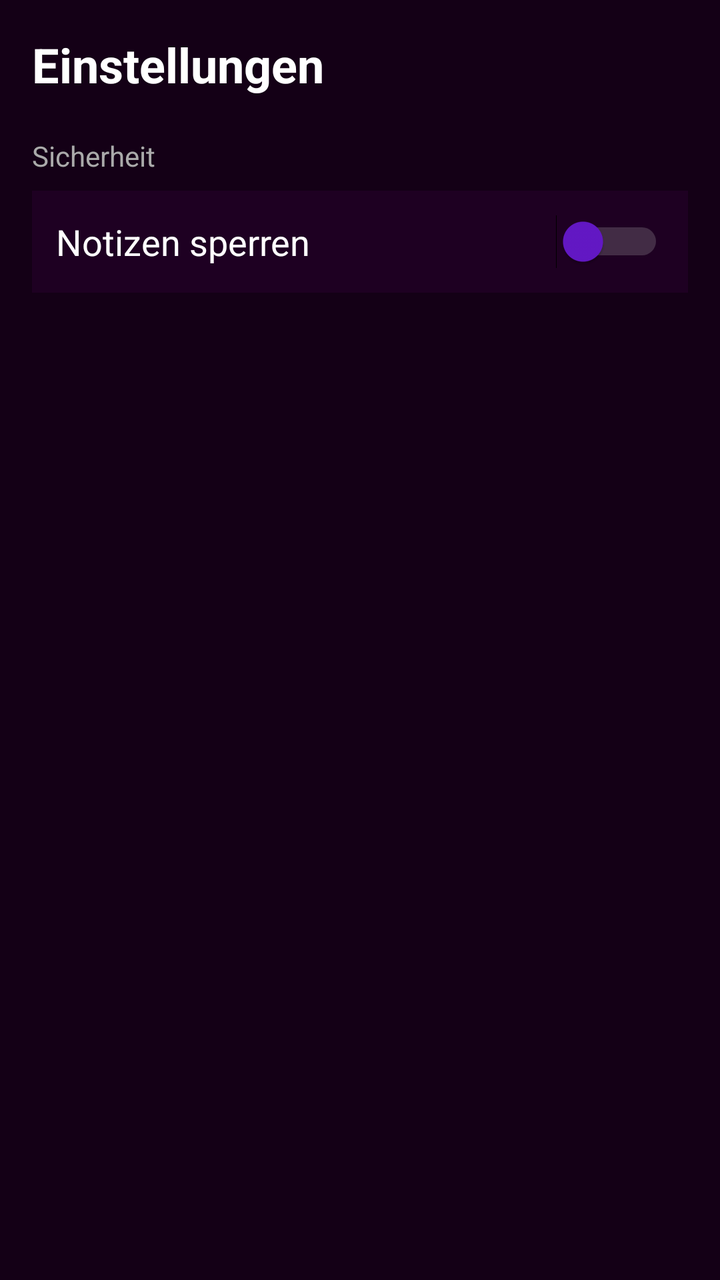
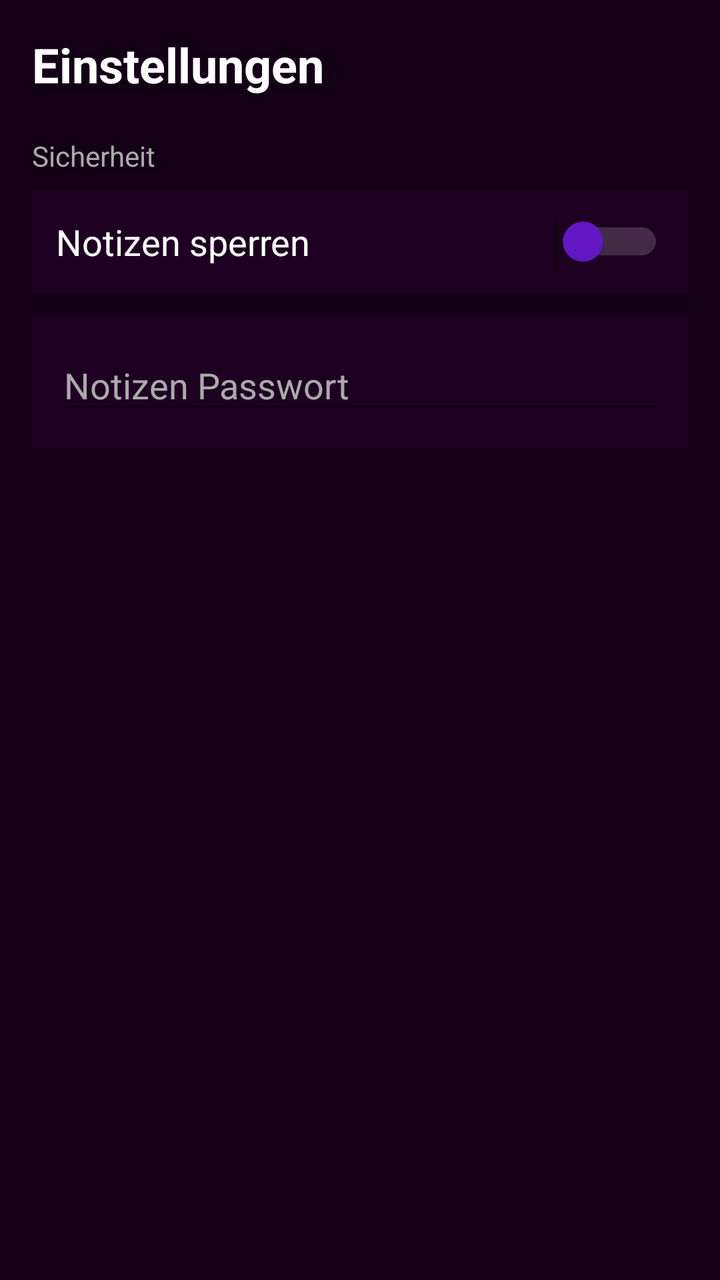

Two renders of the same Android screen: before a commit and after it. Below are the layout's source before the change and the commit's diff.
<!-- AndroidManifest.xml: application theme Theme.Mynd -->
<!-- res/layout/settings.xml -->
<?xml version="1.0" encoding="utf-8"?>
<ScrollView xmlns:android="http://schemas.android.com/apk/res/android"
    xmlns:app="http://schemas.android.com/apk/res-auto"
    android:layout_width="match_parent"
    android:layout_height="match_parent"
    android:background="@color/backgroundDark"
    android:padding="16dp">

    <LinearLayout
        android:layout_width="match_parent"
        android:layout_height="wrap_content"
        android:orientation="vertical">

        
        <TextView
            android:id="@+id/settingsTitle"
            android:layout_width="wrap_content"
            android:layout_height="wrap_content"
            android:layout_marginBottom="20dp"
            android:text="Einstellungen"
            android:textColor="@color/textWhite"
            android:textSize="24sp"
            android:textStyle="bold" />

        
        <TextView
            android:id="@+id/securitySection"
            android:layout_width="wrap_content"
            android:layout_height="wrap_content"
            android:text="Sicherheit"
            android:textColor="@color/textHint"
            android:textSize="14sp"
            android:layout_marginBottom="8dp"/>

        
        <LinearLayout
            android:layout_width="match_parent"
            android:layout_height="wrap_content"
            android:orientation="horizontal"
            android:gravity="center_vertical"
            android:padding="12dp"
            android:background="@color/inputBackground"
            android:layout_marginBottom="12dp">

            <TextView
                android:id="@+id/lockNotesLabel"
                android:layout_width="0dp"
                android:layout_height="wrap_content"
                android:layout_weight="1"
                android:text="Notizen sperren"
                android:textColor="@color/textWhite"
                android:textSize="18sp" />

            <Switch
                android:id="@+id/lockNotesSwitch"
                android:layout_width="wrap_content"
                android:layout_height="wrap_content"
                android:thumbTint="@color/purpleAccent"
                android:trackTint="@color/textHint"/>
        </LinearLayout>

        

    </LinearLayout>
</ScrollView>
<!-- resources referenced by this layout -->
<resources>
  <color name="backgroundDark">#140016</color>
  <color name="inputBackground">#1E0022</color>
  <color name="purpleAccent">#6418C7</color>
  <color name="textHint">#AAAAAA</color>
  <color name="textWhite">#FFFFFF</color>
  <style name="Theme.Mynd" parent="Theme.MaterialComponents.DayNight.DarkActionBar">
          
          <item name="colorPrimary">@color/purple_500</item>
          <item name="colorPrimaryVariant">@color/purple_700</item>
          <item name="colorOnPrimary">@color/white</item>
          
          <item name="colorSecondary">@color/teal_200</item>
          <item name="colorSecondaryVariant">@color/teal_700</item>
          <item name="colorOnSecondary">@color/black</item>
          
          <item name="android:statusBarColor">?attr/colorPrimaryVariant</item>
          
      </style>
  <color name="purple_500">#FF6200EE</color>
  <color name="purple_700">#FF3700B3</color>
  <color name="white">#FFFFFFFF</color>
  <color name="teal_200">#FF03DAC5</color>
  <color name="teal_700">#FF018786</color>
  <color name="black">#FF000000</color>
</resources>

<!-- the commit's change to res/layout/settings.xml (unified diff, before → after) -->
@@ -43,7 +43,7 @@
             android:layout_marginBottom="12dp">
 
             <TextView
-                android:id="@+id/lockNotesLabel"
+                android:id="@+id/lockNotesText"
                 android:layout_width="0dp"
                 android:layout_height="wrap_content"
                 android:layout_weight="1"
@@ -59,7 +59,26 @@
                 android:trackTint="@color/textHint"/>
         </LinearLayout>
 
-        
+        <LinearLayout
+            android:layout_width="match_parent"
+            android:layout_height="wrap_content"
+            android:orientation="horizontal"
+            android:gravity="center_vertical"
+            android:padding="12dp"
+            android:background="@color/inputBackground"
+            android:layout_marginBottom="12dp">
+
+            <EditText
+                android:id="@+id/notesPassword"
+                android:layout_width="0dp"
+                android:layout_height="wrap_content"
+                android:layout_weight="1"
+                android:hint="Notizen Passwort"
+                android:inputType="textPassword"
+                android:textColor="@color/textWhite"
+                android:textColorHint="@color/textHint"
+                android:textSize="18sp" />
+        </LinearLayout>
 
     </LinearLayout>
 </ScrollView>
